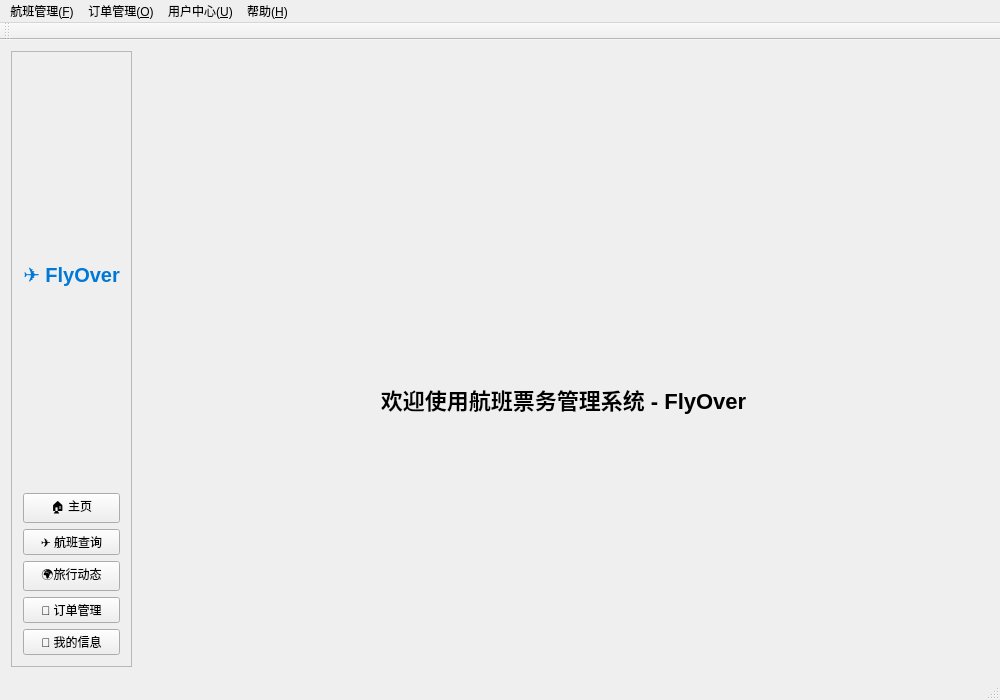
Old version of the form mainwindow.ui in the repository sheldonshi115/Flight_Tickets_System-FlyOver-.
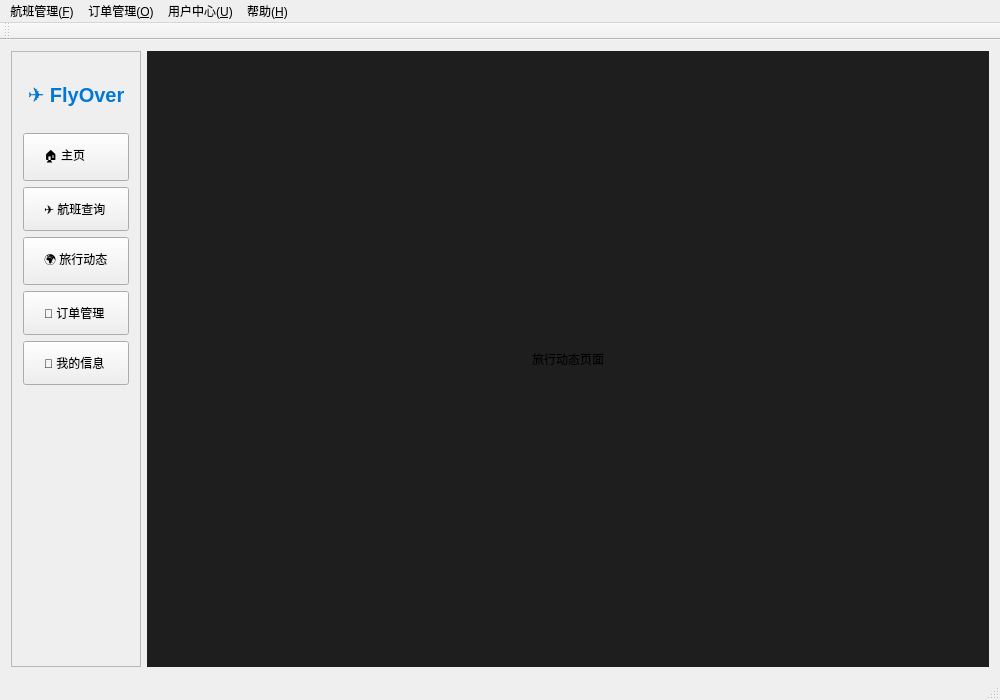
New version of the form. The open tabs and pages were chosen to show the change.

Commit message: UI界面优化（圆角）test1

Patch:
```diff
--- a/mainwindow.ui
+++ b/mainwindow.ui
@@ -24,7 +24,7 @@
        <item>
         <widget class="QLabel" name="logoLabel">
          <property name="styleSheet">
-          <string notr="true">font-size: 20px; font-weight: bold; color: #0078d7;</string>
+          <string notr="true">font-size: 20px; font-weight: bold; color: #0078d7; margin: 20px 0;</string>
          </property>
          <property name="text">
           <string>✈️ FlyOver</string>
@@ -39,6 +39,9 @@
          <property name="text">
           <string>🏠 主页</string>
          </property>
+         <property name="styleSheet">
+          <string notr="true">text-align: left; padding: 12px 20px;</string>
+         </property>
         </widget>
        </item>
        <item>
@@ -46,12 +49,18 @@
          <property name="text">
           <string>✈️ 航班查询</string>
          </property>
+         <property name="styleSheet">
+          <string notr="true">text-align: left; padding: 12px 20px;</string>
+         </property>
         </widget>
        </item>
        <item>
         <widget class="QPushButton" name="travelbutton">
          <property name="text">
-          <string>🌍旅行动态</string>
+          <string>🌍 旅行动态</string>
+         </property>
+         <property name="styleSheet">
+          <string notr="true">text-align: left; padding: 12px 20px;</string>
          </property>
         </widget>
        </item>
@@ -60,6 +69,9 @@
          <property name="text">
           <string>🧾 订单管理</string>
          </property>
+         <property name="styleSheet">
+          <string notr="true">text-align: left; padding: 12px 20px;</string>
+         </property>
         </widget>
        </item>
        <item>
@@ -67,13 +79,33 @@
          <property name="text">
           <string>👤 我的信息</string>
          </property>
+         <property name="styleSheet">
+          <string notr="true">text-align: left; padding: 12px 20px;</string>
+         </property>
         </widget>
        </item>
+       <item>
+        <spacer name="verticalSpacer">
+         <property name="orientation">
+          <enum>Qt::Orientation::Vertical</enum>
+         </property>
+         <property name="sizeHint" stdset="0">
+          <size>
+           <width>20</width>
+           <height>40</height>
+          </size>
+         </property>
+        </spacer>
+       </item>
       </layout>
      </widget>
     </item>
     <item>
      <widget class="QStackedWidget" name="stackedWidget">
+      <property name="styleSheet">
+       <string notr="true">background-color: #1e1e1e;</string>
+      </property>
+      <!-- 页面 0：主页 -->
       <widget class="QWidget" name="pageHome">
        <layout class="QVBoxLayout" name="homeLayout">
         <item>
@@ -91,9 +123,57 @@
         </item>
        </layout>
       </widget>
-      <widget class="QWidget" name="pageFlights"/>
-      <widget class="QWidget" name="pageOrders"/>
-      <widget class="QWidget" name="pageProfile"/>
+      <!-- 页面 1：航班查询（关联 FlightManager） -->
+      <widget class="QWidget" name="pageFlights">
+       <layout class="QVBoxLayout" name="flightsLayout">
+        <!-- 此处将通过代码加载 FlightManager 控件 -->
+       </layout>
+      </widget>
+      <!-- 页面 2：旅行动态 -->
+      <widget class="QWidget" name="pageTravel">
+       <layout class="QVBoxLayout" name="travelLayout">
+        <item>
+         <widget class="QLabel" name="labelTravel">
+          <property name="text">
+           <string>旅行动态页面</string>
+          </property>
+          <property name="alignment">
+           <set>Qt::AlignmentFlag::AlignCenter</set>
+          </property>
+         </widget>
+        </item>
+       </layout>
+      </widget>
+      <!-- 页面 3：订单管理 -->
+      <widget class="QWidget" name="pageOrders">
+       <layout class="QVBoxLayout" name="ordersLayout">
+        <item>
+         <widget class="QLabel" name="labelOrders">
+          <property name="text">
+           <string>订单管理页面</string>
+          </property>
+          <property name="alignment">
+           <set>Qt::AlignmentFlag::AlignCenter</set>
+          </property>
+         </widget>
+        </item>
+       </layout>
+      </widget>
+      <!-- 页面 4：我的信息 -->
+      <widget class="QWidget" name="pageProfile">
+       <layout class="QVBoxLayout" name="profileLayout">
+        <item>
+         <widget class="QLabel" name="labelProfile">
+          <property name="text">
+           <string>个人信息页面</string>
+          </property>
+          <property name="alignment">
+           <set>Qt::AlignmentFlag::AlignCenter</set>
+          </property>
+         </widget>
+        </item>
+       </layout>
+      </widget>
      </widget>
     </item>
    </layout>
```
Left out of the diff: 8 changed lines with no effect on the pictures. The commit also changes 5 other files.
